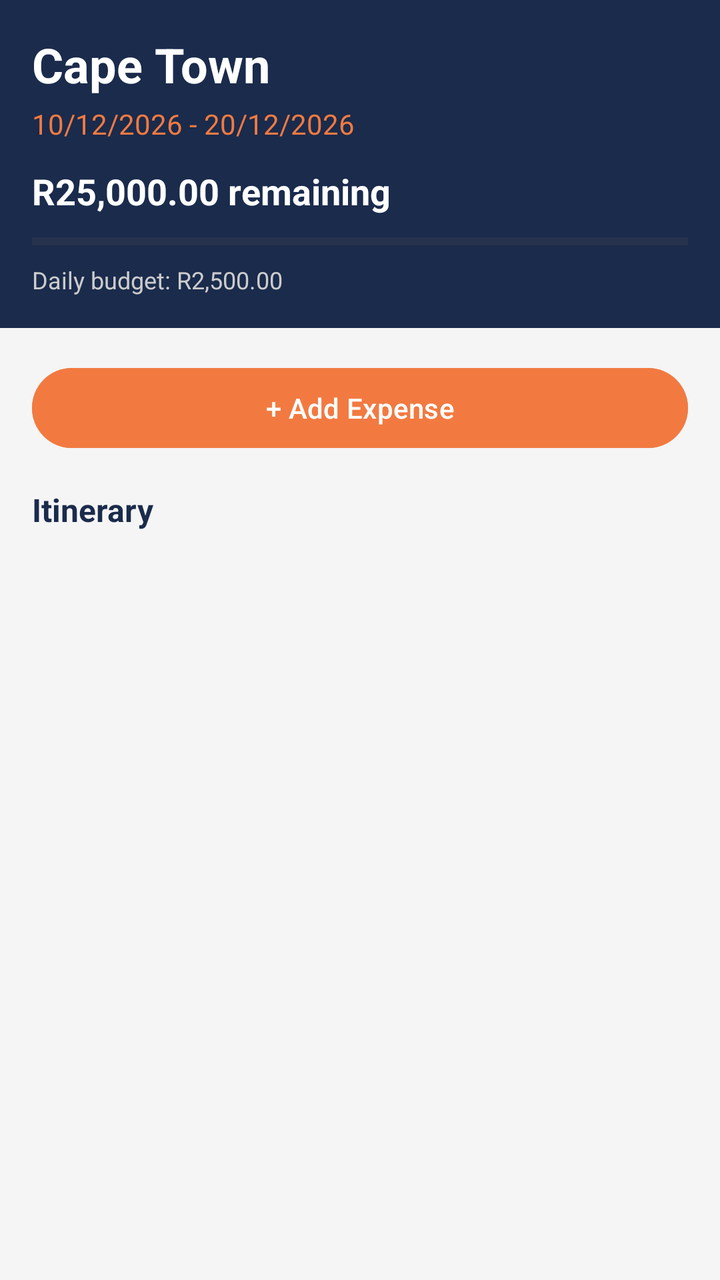
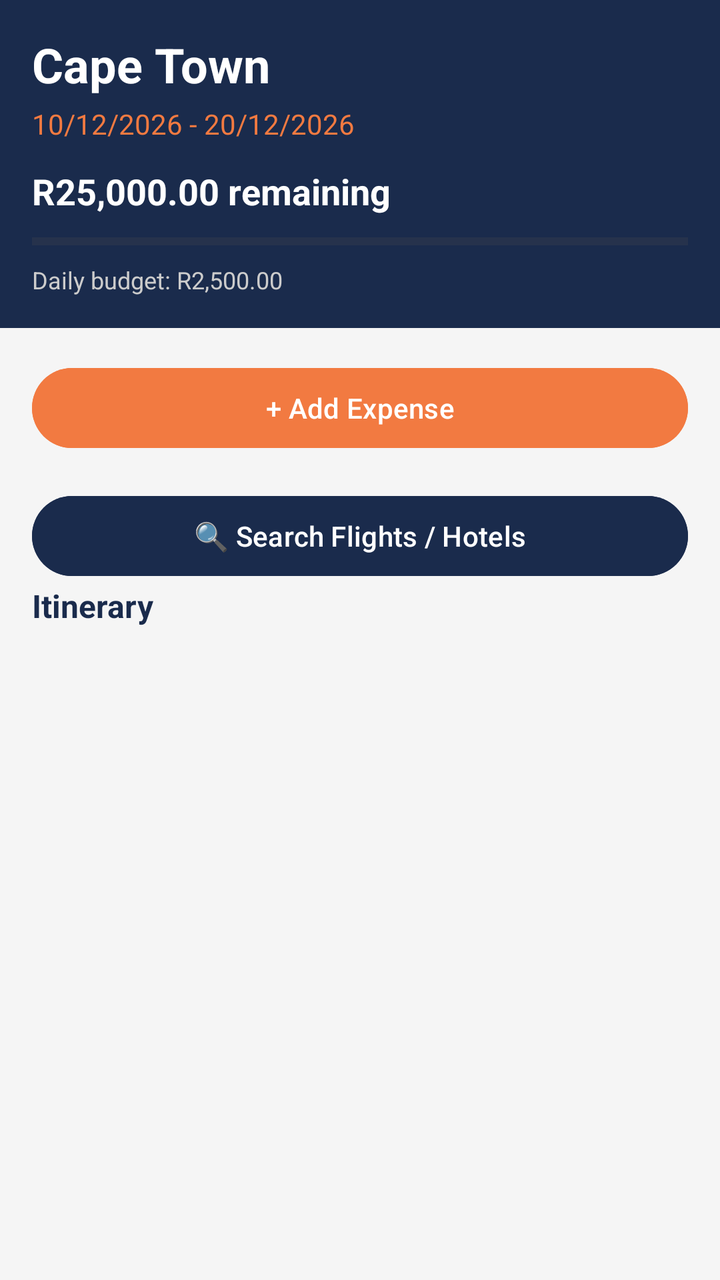

Screens rendered from an Android XML layout before and after an edit, with the pre-edit source and the edit as a unified diff.
<!-- AndroidManifest.xml: application theme Theme.FarePlanSA -->
<!-- res/layout/activity_trip_detail.xml -->
<?xml version="1.0" encoding="utf-8"?>
<LinearLayout
    xmlns:android="http://schemas.android.com/apk/res/android"
    android:layout_width="match_parent"
    android:layout_height="match_parent"
    android:orientation="vertical"
    android:background="#F5F5F5">

    <LinearLayout
        android:layout_width="match_parent"
        android:layout_height="wrap_content"
        android:orientation="vertical"
        android:padding="16dp"
        android:background="#1A2B4C">

        <TextView
            android:id="@+id/tvDetailDestination"
            android:layout_width="wrap_content"
            android:layout_height="wrap_content"
            android:text="Cape Town"
            android:textColor="#FFFFFF"
            android:textSize="24sp"
            android:textStyle="bold"/>

        <TextView
            android:id="@+id/tvDetailDates"
            android:layout_width="wrap_content"
            android:layout_height="wrap_content"
            android:text="10/12/2026 - 20/12/2026"
            android:textColor="#F27A41"
            android:textSize="14sp"
            android:layout_marginTop="4dp"/>

        <TextView
            android:id="@+id/tvDetailRemaining"
            android:layout_width="wrap_content"
            android:layout_height="wrap_content"
            android:text="R25,000.00 remaining"
            android:textColor="#FFFFFF"
            android:textSize="18sp"
            android:textStyle="bold"
            android:layout_marginTop="12dp"/>

        <ProgressBar
            android:id="@+id/progressDetailBudget"
            style="?android:attr/progressBarStyleHorizontal"
            android:layout_width="match_parent"
            android:layout_height="10dp"
            android:layout_marginTop="8dp"
            android:max="100"
            android:progress="0"
            android:progressTint="#2ECC71"/>

        <TextView
            android:id="@+id/tvBudgetStatus"
            android:layout_width="match_parent"
            android:layout_height="wrap_content"
            android:text=""
            android:textColor="#FFFFFF"
            android:textSize="12sp"
            android:textStyle="bold"
            android:padding="8dp"
            android:layout_marginTop="8dp"
            android:visibility="gone"/>

        <TextView
            android:id="@+id/tvDetailBurnRate"
            android:layout_width="wrap_content"
            android:layout_height="wrap_content"
            android:text="Daily budget: R2,500.00"
            android:textColor="#CCCCCC"
            android:textSize="12sp"
            android:layout_marginTop="6dp"/>

    </LinearLayout>

    <Button
        android:id="@+id/btnAddExpense"
        android:layout_width="match_parent"
        android:layout_height="wrap_content"
        android:layout_margin="16dp"
        android:text="+ Add Expense"
        android:backgroundTint="#F27A41"
        android:textColor="#FFFFFF"/>

    <TextView
        android:layout_width="wrap_content"
        android:layout_height="wrap_content"
        android:text="Itinerary"
        android:textSize="16sp"
        android:textStyle="bold"
        android:textColor="#1A2B4C"
        android:layout_marginStart="16dp"
        android:layout_marginBottom="8dp"/>

    <TextView
        android:id="@+id/tvExpenseEmptyState"
        android:layout_width="match_parent"
        android:layout_height="wrap_content"
        android:text="No expenses yet. Tap '+ Add Expense' to begin."
        android:textSize="14sp"
        android:textColor="#888888"
        android:gravity="center"
        android:padding="24dp"
        android:visibility="gone"/>

    <androidx.recyclerview.widget.RecyclerView
        android:id="@+id/recyclerExpenses"
        android:layout_width="match_parent"
        android:layout_height="0dp"
        android:layout_weight="1"
        android:paddingHorizontal="16dp"
        android:clipToPadding="false"/>

</LinearLayout>
<!-- resources referenced by this layout -->
<resources>
  <style name="Theme.FarePlanSA" parent="Base.Theme.FarePlanSA" />
  <style name="Base.Theme.FarePlanSA" parent="Theme.Material3.DayNight.NoActionBar">
          
          
      </style>
</resources>

<!-- the commit's change to res/layout/activity_trip_detail.xml (unified diff, before → after) -->
@@ -83,6 +83,15 @@
         android:backgroundTint="#F27A41"
         android:textColor="#FFFFFF"/>
 
+    <Button
+        android:id="@+id/btnSearch"
+        android:layout_width="match_parent"
+        android:layout_height="wrap_content"
+        android:layout_marginHorizontal="16dp"
+        android:text="🔍 Search Flights / Hotels"
+        android:backgroundTint="#1A2B4C"
+        android:textColor="#FFFFFF"/>
+
     <TextView
         android:layout_width="wrap_content"
         android:layout_height="wrap_content"
